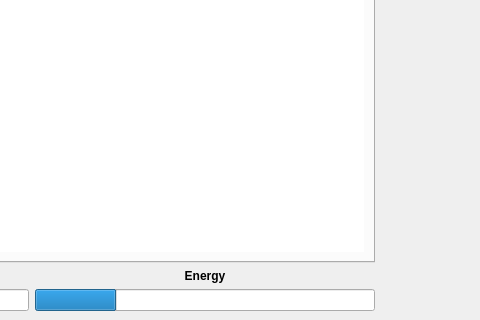
This is FinalProject/mainwindow.ui in woutlyen/Advanced-Programming-Techniques-Final-Project as Qt 5 draws it before an edit; both pictures show x 320 to 800 and y 383 to 703 of the 800 by 703 pixel window. The edited form follows.
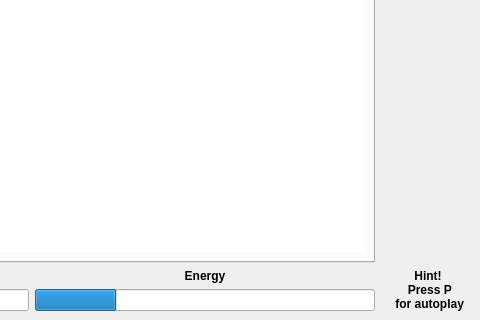
This is the edited form.

Diff of the .ui file:
```diff
--- a/FinalProject/mainwindow.ui
+++ b/FinalProject/mainwindow.ui
@@ -234,6 +234,23 @@
           </property>
          </spacer>
         </item>
+        <item>
+         <widget class="QLabel" name="label_4">
+          <property name="font">
+           <font>
+            <bold>true</bold>
+           </font>
+          </property>
+          <property name="text">
+           <string>Hint! 
+ Press P 
+ for autoplay</string>
+          </property>
+          <property name="alignment">
+           <set>Qt::AlignmentFlag::AlignCenter</set>
+          </property>
+         </widget>
+        </item>
        </layout>
       </item>
      </layout>
```
